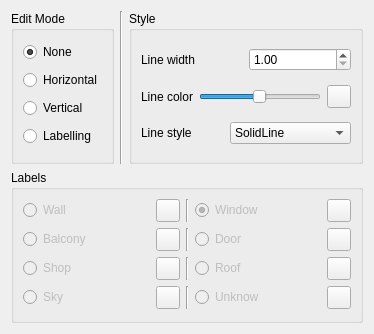
Qt form qt/QLabellingWidget.ui (oliviertournaire/QLabelling) before a commit.
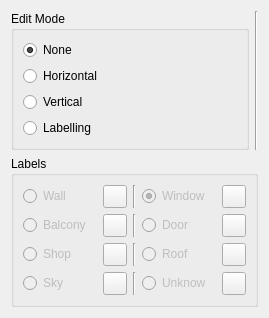
The same form after that commit. Icons and pictures are not drawn.

What changed in the file:
```diff
--- a/qt/QLabellingWidget.ui
+++ b/qt/QLabellingWidget.ui
@@ -6,8 +6,8 @@
    <rect>
     <x>0</x>
     <y>0</y>
-    <width>374</width>
-    <height>334</height>
+    <width>269</width>
+    <height>300</height>
    </rect>
   </property>
   <property name="windowTitle">
@@ -70,119 +70,6 @@
        </property>
       </widget>
      </item>
-     <item>
-      <widget class="QGroupBox" name="groupBox">
-       <property name="title">
-        <string>Style</string>
-       </property>
-       <layout class="QVBoxLayout" name="verticalLayout_4">
-        <item>
-         <layout class="QHBoxLayout" name="horizontalLayout_4">
-          <item>
-           <widget class="QLabel" name="label">
-            <property name="text">
-             <string>Line width</string>
-            </property>
-           </widget>
-          </item>
-          <item>
-           <widget class="QDoubleSpinBox" name="_doubleSpinBoxLineWidth">
-            <property name="minimum">
-             <double>1.000000000000000</double>
-            </property>
-            <property name="maximum">
-             <double>10.000000000000000</double>
-            </property>
-           </widget>
-          </item>
-         </layout>
-        </item>
-        <item>
-         <layout class="QHBoxLayout" name="horizontalLayout_3">
-          <item>
-           <widget class="QLabel" name="label_2">
-            <property name="text">
-             <string>Line color</string>
-            </property>
-           </widget>
-          </item>
-          <item>
-           <widget class="QSlider" name="_sliderAlpha">
-            <property name="toolTip">
-             <string>Alpha</string>
-            </property>
-            <property name="maximum">
-             <number>255</number>
-            </property>
-            <property name="value">
-             <number>127</number>
-            </property>
-            <property name="orientation">
-             <enum>Qt::Horizontal</enum>
-            </property>
-           </widget>
-          </item>
-          <item>
-           <widget class="QToolButton" name="_toolButtonLineColor">
-            <property name="text">
-             <string/>
-            </property>
-            <property name="iconSize">
-             <size>
-              <width>16</width>
-              <height>16</height>
-             </size>
-            </property>
-            <property name="shortcut">
-             <string>Return</string>
-            </property>
-           </widget>
-          </item>
-         </layout>
-        </item>
-        <item>
-         <layout class="QHBoxLayout" name="horizontalLayout_2">
-          <item>
-           <widget class="QLabel" name="label_3">
-            <property name="text">
-             <string>Line style</string>
-            </property>
-           </widget>
-          </item>
-          <item>
-           <widget class="QComboBox" name="_comboBoxLineStyle">
-            <item>
-             <property name="text">
-              <string>SolidLine</string>
-             </property>
-            </item>
-            <item>
-             <property name="text">
-              <string>DashLine</string>
-             </property>
-            </item>
-            <item>
-             <property name="text">
-              <string>DotLine</string>
-             </property>
-            </item>
-            <item>
-             <property name="text">
-              <string>DashDotLine</string>
-             </property>
-            </item>
-            <item>
-             <property name="text">
-              <string>DashDotDotLine</string>
-             </property>
-            </item>
-           </widget>
-          </item>
-         </layout>
-        </item>
-       </layout>
-      </widget>
-     </item>
     </layout>
    </item>
    <item>
```
